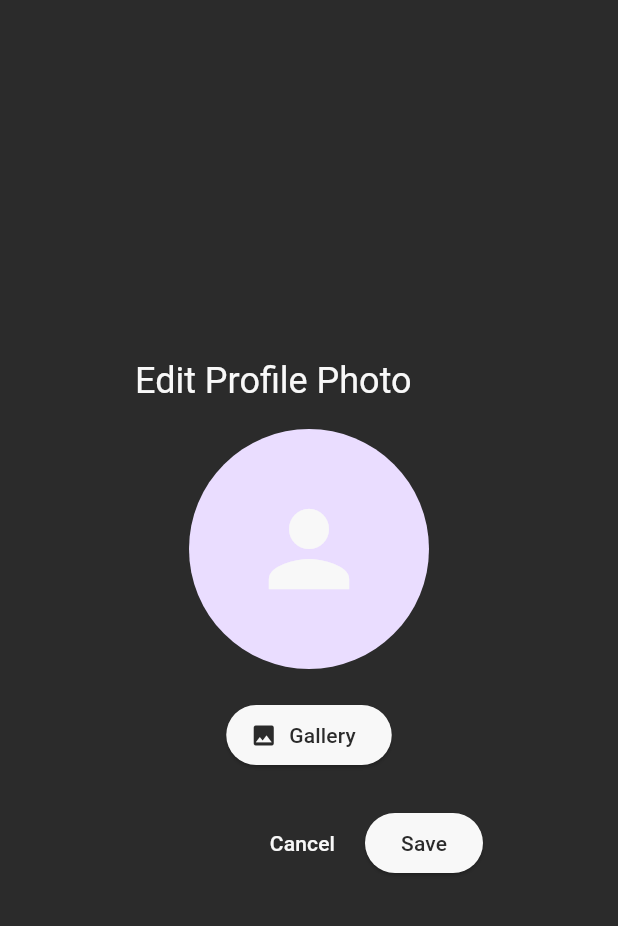
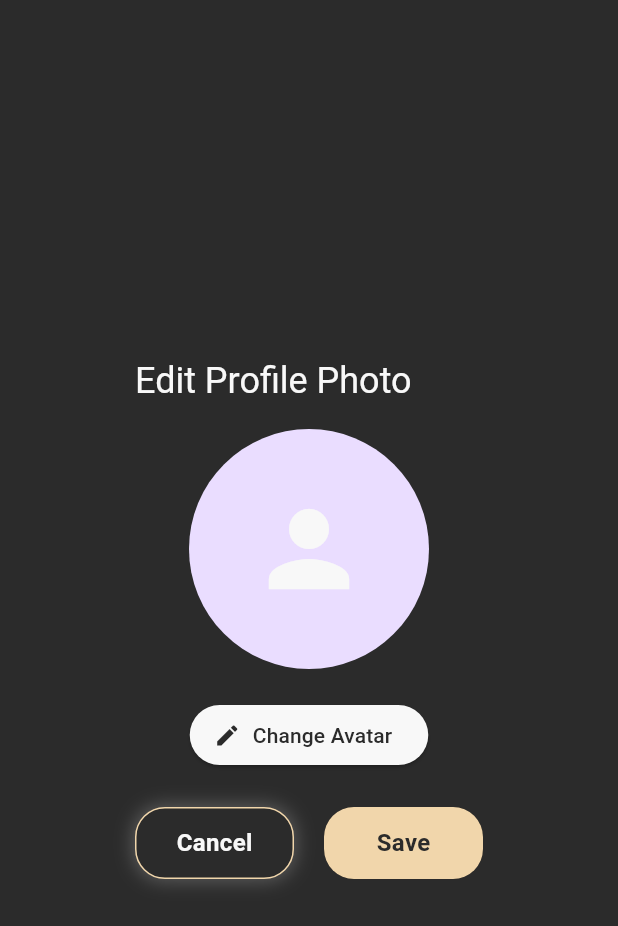
Before and after one commit to School-Money/SchoolMoney, a Flutter app: the EditProfilePhotoDialog widget shown alone on an empty page, opened directly, on a phone screen of 412 x 824 dp. Shown: the top 926 px of the screen. Run offline on Flutter 3.47's test engine with Material 3 defaults, Android fonts, the phone set to English and light mode, and no system bars; our stand-ins replace dio, flutter_chat_types, flutter_chat_ui, flutter_dotenv, flutter_secure_storage, image_picker and 1 more; accounts and stored records are empty.

Commit message:
Fix add child errors

```diff
--- a/lib/components/profile/edit_avatar_dialog.dart
+++ b/lib/components/profile/edit_avatar_dialog.dart
@@ -4,6 +4,7 @@ import 'package:flutter/foundation.dart';
 import 'package:flutter/material.dart';
 import 'package:image_picker/image_picker.dart';
 import 'package:provider/provider.dart';
+import 'package:school_money/components/auth/auth_button.dart';
 import 'package:school_money/constants/app_colors.dart';
 import 'package:school_money/feature/profile/profile_provider.dart';
 
@@ -107,9 +108,9 @@ class _EditProfilePhotoDialogState extends State<EditProfilePhotoDialog> {
             children: [
               ElevatedButton.icon(
                 onPressed: () => _pickImage(ImageSource.gallery),
-                icon: Icon(Icons.photo, color: AppColors.primary),
-                label:
-                    Text('Gallery', style: TextStyle(color: AppColors.primary)),
+                icon: Icon(Icons.edit, color: AppColors.primary),
+                label: Text('Change Avatar',
+                    style: TextStyle(color: AppColors.primary)),
                 style: ElevatedButton.styleFrom(
                   backgroundColor: AppColors.secondary,
                 ),
@@ -119,17 +120,23 @@ class _EditProfilePhotoDialogState extends State<EditProfilePhotoDialog> {
         ],
       ),
       actions: [
-        TextButton(
-          onPressed: () => Navigator.of(context).pop(),
-          child: Text('Cancel', style: TextStyle(color: AppColors.secondary)),
-        ),
-        ElevatedButton(
-          onPressed: _saveProfilePhoto,
-          style: ElevatedButton.styleFrom(
-            backgroundColor: AppColors.secondary,
+        Row(children: [
+          Expanded(
+            child: AuthButton(
+              text: 'Cancel',
+              onPressed: () => Navigator.of(context).pop(),
+              variant: ButtonVariant.alternative,
+            ),
           ),
-          child: Text('Save', style: TextStyle(color: AppColors.primary)),
-        ),
+          const SizedBox(width: 20),
+          Expanded(
+            child: AuthButton(
+              text: 'Save',
+              onPressed: _saveProfilePhoto,
+              variant: ButtonVariant.primary,
+            ),
+          )
+        ])
       ],
     );
   }
--- a/lib/feature/children/children_provider.dart
+++ b/lib/feature/children/children_provider.dart
@@ -46,9 +46,12 @@ class ChildrenProvider extends ChangeNotifier {
 
   Future<bool> updateChild(
       ChildEditPayload childUpdate, dynamic imageInput) async {
+    _isLoading = true;
     try {
       await _childrenService.updateChild(childUpdate);
-      await _childrenService.updateAvatar(imageInput, childUpdate.id);
+      if (imageInput != null) {
+        await _childrenService.updateAvatar(imageInput, childUpdate.id);
+      }
       await fetchChildren();
       return true;
     } catch (e) {
--- a/lib/feature/children/model/child_create_payload.dart
+++ b/lib/feature/children/model/child_create_payload.dart
@@ -3,14 +3,12 @@ class ChildCreatePayload {
   final String firstName;
   final String lastName;
   final int? birthDate;
-  final String avatar;
 
   ChildCreatePayload({
     required this.inviteCode,
     required this.firstName,
     required this.lastName,
     this.birthDate,
-    required this.avatar,
   });
 
   Map<String, dynamic> toJson() => {
@@ -18,6 +16,5 @@ class ChildCreatePayload {
         'firstName': firstName,
         'lastName': lastName,
         'birthDate': birthDate,
-        'avatar': avatar,
       };
 }
--- a/lib/feature/children/ui/add_child_dialog.dart
+++ b/lib/feature/children/ui/add_child_dialog.dart
@@ -118,7 +118,6 @@ class _AddChildDialogState extends State<AddChildDialog> {
                             birthDate:
                                 (_selectedDate?.millisecondsSinceEpoch ?? 0) ~/
                                     1000,
-                            avatar: 'https://example.com/default-avatar.jpg',
                           );
                           Navigator.of(context).pop(childDetails);
                         }
```
Also changed, not shown: lib/feature/collection/children_service.dart (deleted, +0 -127 lines), lib/screens/main/profile_screen.dart (+8 -1 lines).
